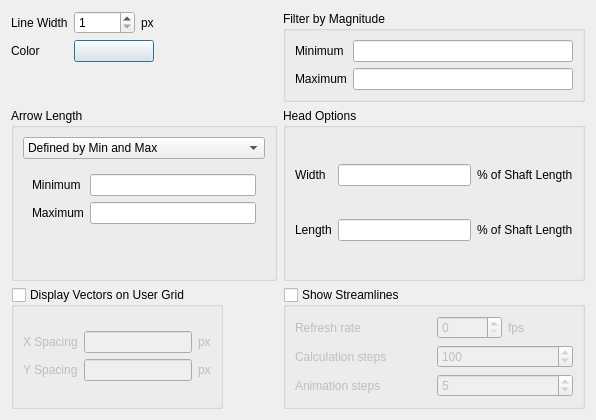
Old version of the form crayfish/ui/crayfish_viewer_vector_options_dialog_widget.ui in the repository lutraconsulting/qgis-crayfish-plugin.
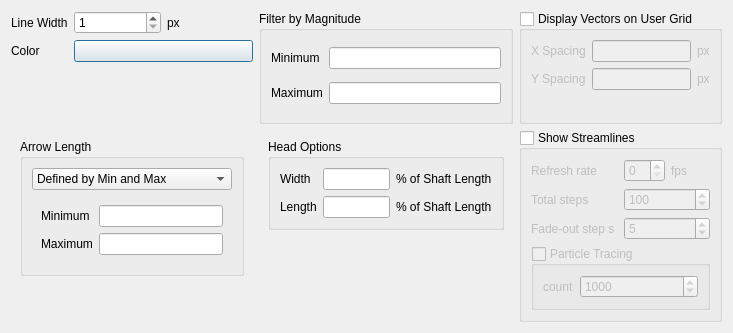
New version of the form. Custom widgets are drawn as their Qt base class.

Diff of the .ui file:
```diff
--- a/crayfish/ui/crayfish_viewer_vector_options_dialog_widget.ui
+++ b/crayfish/ui/crayfish_viewer_vector_options_dialog_widget.ui
@@ -6,14 +6,56 @@
    <rect>
     <x>0</x>
     <y>0</y>
-    <width>596</width>
-    <height>420</height>
+    <width>733</width>
+    <height>333</height>
    </rect>
   </property>
   <property name="windowTitle">
    <string>Vector Rendering Options</string>
   </property>
-  <layout class="QFormLayout" name="formLayout_5">
+  <layout class="QGridLayout" name="gridLayout_6">
+   <item row="0" column="0">
+    <layout class="QFormLayout" name="formLayout_4">
+     <item row="0" column="0">
+      <widget class="QLabel" name="lineWidthLabel">
+       <property name="text">
+        <string>Line Width</string>
+       </property>
+      </widget>
+     </item>
+     <item row="0" column="1">
+      <layout class="QHBoxLayout" name="horizontalLayout">
+       <item>
+        <widget class="QSpinBox" name="lineWidthSpinBox">
+         <property name="minimum">
+          <number>1</number>
+         </property>
+         <property name="maximum">
+          <number>10000</number>
+         </property>
+        </widget>
+       </item>
+       <item>
+        <widget class="QLabel" name="pxLabel">
+         <property name="text">
+          <string>px</string>
+         </property>
+        </widget>
+       </item>
+      </layout>
+     </item>
+     <item row="1" column="0">
+      <widget class="QLabel" name="label">
+       <property name="text">
+        <string>Color</string>
+       </property>
+      </widget>
+     </item>
+     <item row="1" column="1">
+      <widget class="QgsColorButton" name="colorButton"/>
+     </item>
+    </layout>
+   </item>
    <item row="0" column="1">
     <widget class="QGroupBox" name="filterByMagGroupBox">
      <property name="title">
@@ -46,146 +88,7 @@
      </layout>
     </widget>
    </item>
-   <item row="1" column="0">
-    <widget class="QGroupBox" name="generalOptionsGroupBox">
-     <property name="title">
-      <string>Arrow Length</string>
-     </property>
-     <layout class="QVBoxLayout" name="verticalLayout_2">
-      <item>
-       <widget class="QComboBox" name="shaftLengthComboBox">
-        <property name="minimumSize">
-         <size>
-          <width>0</width>
-          <height>0</height>
-         </size>
-        </property>
-        <property name="sizeAdjustPolicy">
-         <enum>QComboBox::AdjustToContents</enum>
-        </property>
-        <item>
-         <property name="text">
-          <string>Defined by Min and Max</string>
-         </property>
-        </item>
-        <item>
-         <property name="text">
-          <string>Scaled to Magnitude</string>
-         </property>
-        </item>
-        <item>
-         <property name="text">
-          <string>Fixed</string>
-         </property>
-        </item>
-       </widget>
-      </item>
-      <item>
-       <widget class="QStackedWidget" name="stackedWidget">
-        <property name="currentIndex">
-         <number>0</number>
-        </property>
-        <widget class="QWidget" name="page">
-         <layout class="QFormLayout" name="formLayout">
-          <item row="0" column="0">
-           <widget class="QLabel" name="minimumShaftLabel">
-            <property name="text">
-             <string>Minimum</string>
-            </property>
-           </widget>
-          </item>
-          <item row="0" column="1">
-           <widget class="QLineEdit" name="minimumShaftLineEdit"/>
-          </item>
-          <item row="1" column="0">
-           <widget class="QLabel" name="maximumShaftLabel">
-            <property name="text">
-             <string>Maximum</string>
-            </property>
-           </widget>
-          </item>
-          <item row="1" column="1">
-           <widget class="QLineEdit" name="maximumShaftLineEdit"/>
-          </item>
-         </layout>
-        </widget>
-        <widget class="QWidget" name="page_2">
-         <layout class="QFormLayout" name="formLayout_2">
-          <item row="0" column="0">
-           <widget class="QLabel" name="scaleByFactorOfLabel">
-            <property name="text">
-             <string>Scale by a Factor of:</string>
-            </property>
-           </widget>
-          </item>
-          <item row="0" column="1">
-           <widget class="QLineEdit" name="scaleByFactorOfLineEdit"/>
-          </item>
-         </layout>
-        </widget>
-        <widget class="QWidget" name="page_3">
-         <layout class="QFormLayout" name="formLayout_3">
-          <item row="0" column="0">
-           <widget class="QLabel" name="LengthLabel">
-            <property name="text">
-             <string>Length</string>
-            </property>
-           </widget>
-          </item>
-          <item row="0" column="1">
-           <widget class="QLineEdit" name="lengthLineEdit"/>
-          </item>
-         </layout>
-        </widget>
-       </widget>
-      </item>
-     </layout>
-    </widget>
-   </item>
-   <item row="1" column="1">
-    <widget class="QGroupBox" name="headOptionsGroupBox">
-     <property name="title">
-      <string>Head Options</string>
-     </property>
-     <layout class="QGridLayout" name="gridLayout_4">
-      <item row="0" column="0">
-       <widget class="QLabel" name="headWidthLabel">
-        <property name="text">
-         <string>Width</string>
-        </property>
-       </widget>
-      </item>
-      <item row="0" column="1">
-       <widget class="QLineEdit" name="headWidthLineEdit"/>
-      </item>
-      <item row="0" column="2">
-       <widget class="QLabel" name="percShaftLenLabel">
-        <property name="text">
-         <string>% of Shaft Length</string>
-        </property>
-       </widget>
-      </item>
-      <item row="1" column="0">
-       <widget class="QLabel" name="headLengthLabel">
-        <property name="text">
-         <string>Length</string>
-        </property>
-       </widget>
-      </item>
-      <item row="1" column="1">
-       <widget class="QLineEdit" name="headLengthLineEdit"/>
-      </item>
-      <item row="1" column="2">
-       <widget class="QLabel" name="percShaftLenLabel_2">
-        <property name="text">
-         <string>% of Shaft Length</string>
-        </property>
-       </widget>
-      </item>
-     </layout>
-    </widget>
-   </item>
-   <item row="4" column="0">
+   <item row="0" column="2">
     <widget class="QGroupBox" name="displayVectorsOnGridGroupBox">
      <property name="title">
       <string>Display Vectors on User Grid</string>
@@ -235,10 +138,23 @@
         </item>
        </layout>
       </item>
+      <item row="1" column="0">
+       <spacer name="verticalSpacer">
+        <property name="orientation">
+         <enum>Qt::Vertical</enum>
+        </property>
+        <property name="sizeHint" stdset="0">
+         <size>
+          <width>20</width>
+          <height>40</height>
+         </size>
+        </property>
+       </spacer>
+      </item>
      </layout>
     </widget>
    </item>
-   <item row="4" column="1">
+   <item row="1" column="2">
     <widget class="QGroupBox" name="traceGroupBox">
      <property name="title">
       <string>Show Streamlines</string>
@@ -300,14 +216,14 @@
       <item row="1" column="0">
        <widget class="QLabel" name="traceCalcStepsLabel">
         <property name="text">
-         <string>Calculation steps</string>
+         <string>Total steps</string>
         </property>
        </widget>
       </item>
       <item row="2" column="0">
        <widget class="QLabel" name="traceAnimStepsLabel">
         <property name="text">
-         <string>Animation steps</string>
+         <string>Fade-out step s</string>
         </property>
        </widget>
       </item>
@@ -324,50 +240,223 @@
         </property>
        </widget>
       </item>
+      <item row="3" column="0" colspan="2">
+       <widget class="QGroupBox" name="particleTracingGroupBox">
+        <property name="title">
+         <string>Particle Tracing</string>
+        </property>
+        <property name="flat">
+         <bool>true</bool>
+        </property>
+        <property name="checkable">
+         <bool>true</bool>
+        </property>
+        <property name="checked">
+         <bool>false</bool>
+        </property>
+        <layout class="QFormLayout" name="formLayout_6">
+         <item row="0" column="0">
+          <widget class="QLabel" name="particleCount">
+           <property name="text">
+            <string>count</string>
+           </property>
+          </widget>
+         </item>
+         <item row="0" column="1">
+          <widget class="QSpinBox" name="particleCountSpinBox">
+           <property name="maximum">
+            <number>10000</number>
+           </property>
+           <property name="singleStep">
+            <number>100</number>
+           </property>
+           <property name="value">
+            <number>1000</number>
+           </property>
+          </widget>
+         </item>
+        </layout>
+       </widget>
+      </item>
      </layout>
     </widget>
    </item>
-   <item row="0" column="0">
-    <layout class="QFormLayout" name="formLayout_4">
-     <item row="0" column="0">
-      <widget class="QLabel" name="lineWidthLabel">
-       <property name="text">
-        <string>Line Width</string>
-       </property>
-      </widget>
-     </item>
-     <item row="0" column="1">
-      <layout class="QHBoxLayout" name="horizontalLayout">
-       <item>
-        <widget class="QSpinBox" name="lineWidthSpinBox">
-         <property name="minimum">
-          <number>1</number>
-         </property>
-         <property name="maximum">
-          <number>10000</number>
-         </property>
-        </widget>
-       </item>
-       <item>
-        <widget class="QLabel" name="pxLabel">
-         <property name="text">
-          <string>px</string>
-         </property>
-        </widget>
-       </item>
-      </layout>
-     </item>
-     <item row="1" column="0">
-      <widget class="QLabel" name="label">
-       <property name="text">
-        <string>Color</string>
-       </property>
-      </widget>
-     </item>
-     <item row="1" column="1">
-      <widget class="QgsColorButton" name="colorButton"/>
-     </item>
-    </layout>
+   <item row="1" column="0">
+    <widget class="QWidget" name="widget" native="true">
+     <layout class="QVBoxLayout" name="verticalLayout">
+      <item>
+       <widget class="QGroupBox" name="generalOptionsGroupBox">
+        <property name="title">
+         <string>Arrow Length</string>
+        </property>
+        <layout class="QVBoxLayout" name="verticalLayout_2">
+         <item>
+          <widget class="QComboBox" name="shaftLengthComboBox">
+           <property name="minimumSize">
+            <size>
+             <width>0</width>
+             <height>0</height>
+            </size>
+           </property>
+           <property name="sizeAdjustPolicy">
+            <enum>QComboBox::AdjustToContents</enum>
+           </property>
+           <item>
+            <property name="text">
+             <string>Defined by Min and Max</string>
+            </property>
+           </item>
+           <item>
+            <property name="text">
+             <string>Scaled to Magnitude</string>
+            </property>
+           </item>
+           <item>
+            <property name="text">
+             <string>Fixed</string>
+            </property>
+           </item>
+          </widget>
+         </item>
+         <item>
+          <widget class="QStackedWidget" name="stackedWidget">
+           <property name="currentIndex">
+            <number>0</number>
+           </property>
+           <widget class="QWidget" name="page">
+            <layout class="QFormLayout" name="formLayout">
+             <item row="0" column="0">
+              <widget class="QLabel" name="minimumShaftLabel">
+               <property name="text">
+                <string>Minimum</string>
+               </property>
+              </widget>
+             </item>
+             <item row="0" column="1">
+              <widget class="QLineEdit" name="minimumShaftLineEdit"/>
+             </item>
+             <item row="1" column="0">
+              <widget class="QLabel" name="maximumShaftLabel">
+               <property name="text">
+                <string>Maximum</string>
+               </property>
+              </widget>
+             </item>
+             <item row="1" column="1">
+              <widget class="QLineEdit" name="maximumShaftLineEdit"/>
+             </item>
+            </layout>
+           </widget>
+           <widget class="QWidget" name="page_2">
+            <layout class="QFormLayout" name="formLayout_2">
+             <item row="0" column="0">
+              <widget class="QLabel" name="scaleByFactorOfLabel">
+               <property name="text">
+                <string>Scale by a Factor of:</string>
+               </property>
+              </widget>
+             </item>
+             <item row="0" column="1">
+              <widget class="QLineEdit" name="scaleByFactorOfLineEdit"/>
+             </item>
+            </layout>
+           </widget>
+           <widget class="QWidget" name="page_3">
+            <layout class="QFormLayout" name="formLayout_3">
+             <item row="0" column="0">
+              <widget class="QLabel" name="LengthLabel">
+               <property name="text">
+                <string>Length</string>
+               </property>
+              </widget>
+             </item>
+             <item row="0" column="1">
+              <widget class="QLineEdit" name="lengthLineEdit"/>
+             </item>
+            </layout>
+           </widget>
+          </widget>
+         </item>
+        </layout>
+       </widget>
+      </item>
+      <item>
+       <spacer name="verticalSpacer_2">
+        <property name="orientation">
+         <enum>Qt::Vertical</enum>
+        </property>
+        <property name="sizeHint" stdset="0">
+         <size>
+          <width>20</width>
+          <height>40</height>
+         </size>
+        </property>
+       </spacer>
+      </item>
+     </layout>
+    </widget>
+   </item>
+   <item row="1" column="1">
+    <widget class="QWidget" name="widget_2" native="true">
+     <layout class="QVBoxLayout" name="verticalLayout_3">
+      <item>
+       <widget class="QGroupBox" name="headOptionsGroupBox">
+        <property name="title">
+         <string>Head Options</string>
+        </property>
+        <layout class="QGridLayout" name="gridLayout_4">
+         <item row="0" column="0">
+          <widget class="QLabel" name="headWidthLabel">
+           <property name="text">
+            <string>Width</string>
+           </property>
+          </widget>
+         </item>
+         <item row="0" column="1">
+          <widget class="QLineEdit" name="headWidthLineEdit"/>
+         </item>
+         <item row="0" column="2">
+          <widget class="QLabel" name="percShaftLenLabel">
+           <property name="text">
+            <string>% of Shaft Length</string>
+           </property>
+          </widget>
+         </item>
+         <item row="1" column="0">
+          <widget class="QLabel" name="headLengthLabel">
+           <property name="text">
+            <string>Length</string>
+           </property>
+          </widget>
+         </item>
+         <item row="1" column="1">
+          <widget class="QLineEdit" name="headLengthLineEdit"/>
+         </item>
+         <item row="1" column="2">
+          <widget class="QLabel" name="percShaftLenLabel_2">
+           <property name="text">
+            <string>% of Shaft Length</string>
+           </property>
+          </widget>
+         </item>
+        </layout>
+       </widget>
+      </item>
+      <item>
+       <spacer name="verticalSpacer_3">
+        <property name="orientation">
+         <enum>Qt::Vertical</enum>
+        </property>
+        <property name="sizeHint" stdset="0">
+         <size>
+          <width>20</width>
+          <height>40</height>
+         </size>
+        </property>
+       </spacer>
+      </item>
+     </layout>
+    </widget>
    </item>
   </layout>
  </widget>
```
